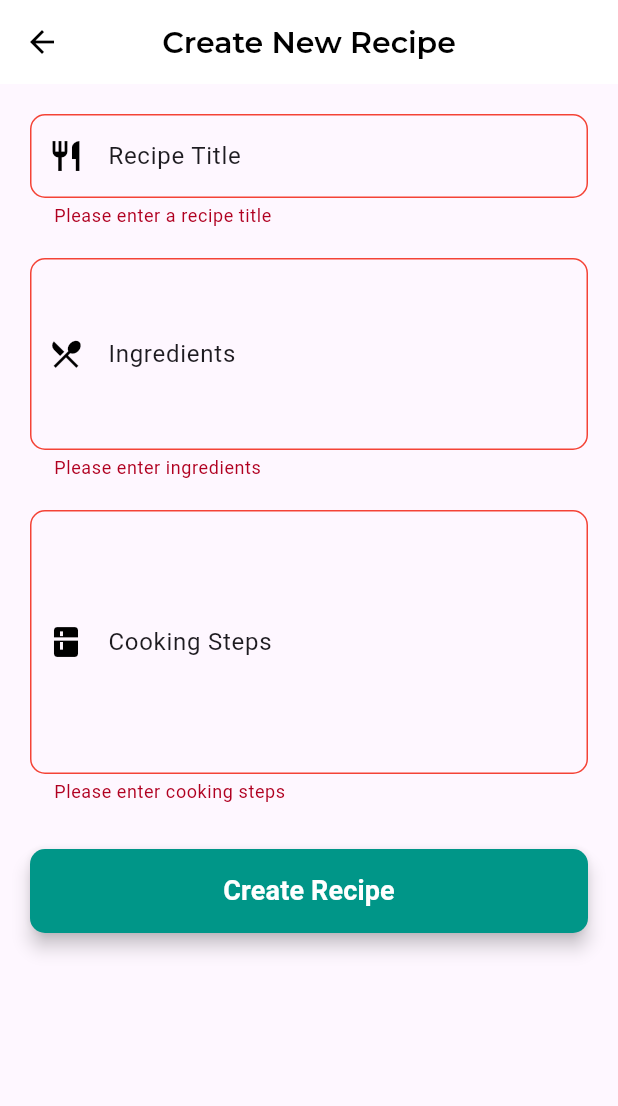
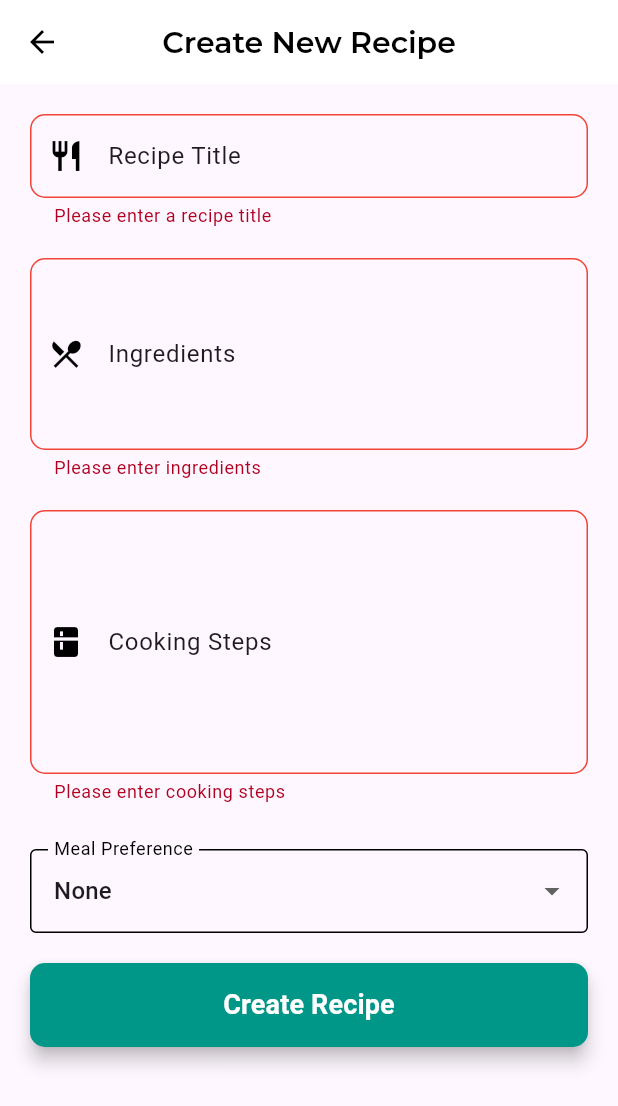
Before and after one commit to SahilJawed/recipe_meal_planner, a Flutter app: the AddRecipeScreen screen opened directly, after a tap on "Create Recipe", on a phone screen of 412 x 824 dp. Shown: the top 1106 px of the screen. Run offline on Flutter 3.47's test engine with Material 3 defaults, Android fonts, the phone set to English and light mode, and no system bars; our stand-ins replace google_fonts, shared_preferences, sqflite; accounts and stored records are empty.

Commit message:
added meal preference

```diff
--- a/lib/add_recipe_screen.dart
+++ b/lib/add_recipe_screen.dart
@@ -16,6 +16,15 @@ class _AddRecipeScreenState extends State<AddRecipeScreen> {
   final _titleController = TextEditingController();
   final _ingredientsController = TextEditingController();
   final _stepsController = TextEditingController();
+
+  String _selectedPreference = 'None';
+  final List<String> _dietaryOptions = [
+    'None',
+    'Vegetarian',
+    'Vegan',
+    'Gluten-Free',
+    'Keto',
+  ];
 
   @override
   Widget build(BuildContext context) {
@@ -46,7 +55,6 @@ class _AddRecipeScreenState extends State<AddRecipeScreen> {
             child: Column(
               crossAxisAlignment: CrossAxisAlignment.stretch,
               children: [
-                // Recipe Title Input
                 _buildTextField(
                   controller: _titleController,
                   label: 'Recipe Title',
@@ -59,10 +67,7 @@ class _AddRecipeScreenState extends State<AddRecipeScreen> {
                     return null;
                   },
                 ),
-
                 const SizedBox(height: 20),
-
-                // Ingredients Input
                 _buildTextField(
                   controller: _ingredientsController,
                   label: 'Ingredients',
@@ -76,10 +81,7 @@ class _AddRecipeScreenState extends State<AddRecipeScreen> {
                     return null;
                   },
                 ),
-
                 const SizedBox(height: 20),
-
-                // Cooking Steps Input
                 _buildTextField(
                   controller: _stepsController,
                   label: 'Cooking Steps',
@@ -93,10 +95,29 @@ class _AddRecipeScreenState extends State<AddRecipeScreen> {
                     return null;
                   },
                 ),
-
                 const SizedBox(height: 30),
-
-                // Add Recipe Button
+                DropdownButtonFormField<String>(
+                  value: _selectedPreference,
+                  items:
+                      _dietaryOptions
+                          .map(
+                            (option) => DropdownMenuItem(
+                              value: option,
+                              child: Text(option),
+                            ),
+                          )
+                          .toList(),
+                  onChanged: (value) {
+                    setState(() {
+                      _selectedPreference = value!;
+                    });
+                  },
+                  decoration: const InputDecoration(
+                    labelText: 'Meal Preference',
+                    border: OutlineInputBorder(),
+                  ),
+                ),
+                const SizedBox(height: 20),
                 ElevatedButton(
                   onPressed: () async {
                     if (_formKey.currentState!.validate()) {
@@ -106,7 +127,9 @@ class _AddRecipeScreenState extends State<AddRecipeScreen> {
                           'ingredients': _ingredientsController.text.trim(),
                           'steps': _stepsController.text.trim(),
                           'isFavorite': 0,
+                          'preference': _selectedPreference,
                         };
+
                         await recipeProvider.addRecipe(recipe);
                         Navigator.pop(context);
                       } catch (e) {
--- a/lib/db_helper.dart
+++ b/lib/db_helper.dart
@@ -47,7 +47,9 @@ class DatabaseHelper {
       ingredients TEXT NOT NULL,
       steps TEXT NOT NULL,
       isFavorite INTEGER NOT NULL DEFAULT 0,
+      PREFERENCE TEXT NOT NULL,
       FOREIGN KEY (userId) REFERENCES users (id)
+
     )
     ''');
     print('Tables created');
@@ -124,12 +126,14 @@ class DatabaseHelper {
 
   Future<void> addRecipe(int userId, Map<String, dynamic> recipe) async {
     final db = await database;
+
     final recipeData = {
       'userId': userId,
       'title': recipe['title'],
       'ingredients': recipe['ingredients'],
       'steps': recipe['steps'],
       'isFavorite': recipe['isFavorite'] ?? 0,
+      'preference': recipe['preference'],
     };
     print('Inserting recipe: $recipeData');
     await db.insert('recipes', recipeData);
@@ -162,4 +166,21 @@ class DatabaseHelper {
     await deleteDatabase(path);
     print('Database deleted');
   }
+
+  Future<List<Map<String, dynamic>>> getRecipesByPreference(
+    int userId,
+    String preference,
+  ) async {
+    final db = await database;
+    print('Fetching recipes for userId: $userId with preference: $preference');
+    final result = await db.query(
+      'recipes',
+      where: 'userId = ? AND preference = ?',
+      whereArgs: [userId, preference],
+    );
+    print(
+      'Recipes fetched with preference: $preference, count: ${result.length}',
+    );
+    return result;
+  }
 }
--- a/lib/recipe_provider.dart
+++ b/lib/recipe_provider.dart
@@ -8,12 +8,14 @@ class RecipeProvider with ChangeNotifier {
   bool _isLoading = false;
   String? _error;
   int? _userId;
+  String _selectedPreference = 'None'; // Default preference
 
   List<Map<String, dynamic>> get recipes => List.unmodifiable(_recipes);
   bool get isLoading => _isLoading;
   String? get error => _error;
   List<Map<String, dynamic>> get favoriteRecipes =>
       _recipes.where((recipe) => recipe['isFavorite'] == 1).toList();
+  String get selectedPreference => _selectedPreference;
 
   RecipeProvider() {
     _initialize();
@@ -24,7 +26,7 @@ class RecipeProvider with ChangeNotifier {
     _userId = prefs.getInt('userId');
     print('Initialized with userId: $_userId');
     if (_userId != null) {
-      await loadRecipes();
+      await loadRecipes(); // Default load of all recipes when app initializes
     }
   }
 
@@ -39,9 +41,41 @@ class RecipeProvider with ChangeNotifier {
     notifyListeners();
 
     try {
-      print('Loading recipes for userId: $_userId...');
+      print('Loading all recipes for userId: $_userId...');
       _recipes = await DatabaseHelper.instance.getRecipes(_userId!);
       print('Recipes loaded: ${_recipes.length} recipes');
+    } catch (e) {
+      print('Error loading recipes: $e');
+      _error = 'Failed to load recipes: $e';
+    } finally {
+      _isLoading = false;
+      notifyListeners();
+    }
+  }
+
+  // Load recipes by selected dietary preference
+  Future<void> loadRecipesByPreference(String preference) async {
+    if (_isLoading || _userId == null) {
+      print('Cannot load recipes: isLoading=$_isLoading, userId=$_userId');
+      return;
+    }
+
+    _isLoading = true;
+    _error = null;
+    _selectedPreference = preference; // Set the preference to the selected one
+    notifyListeners();
+
+    try {
+      print(
+        'Loading recipes for userId: $_userId with preference: $preference...',
+      );
+      _recipes = await DatabaseHelper.instance.getRecipesByPreference(
+        _userId!,
+        preference,
+      );
+      print(
+        'Recipes loaded: ${_recipes.length} recipes with preference $preference',
+      );
     } catch (e) {
       print('Error loading recipes: $e');
       _error = 'Failed to load recipes: $e';
```
Also changed, not shown: lib/HomeScreen.dart (+34 -5 lines), lib/settings.dart (+6 -26 lines).
